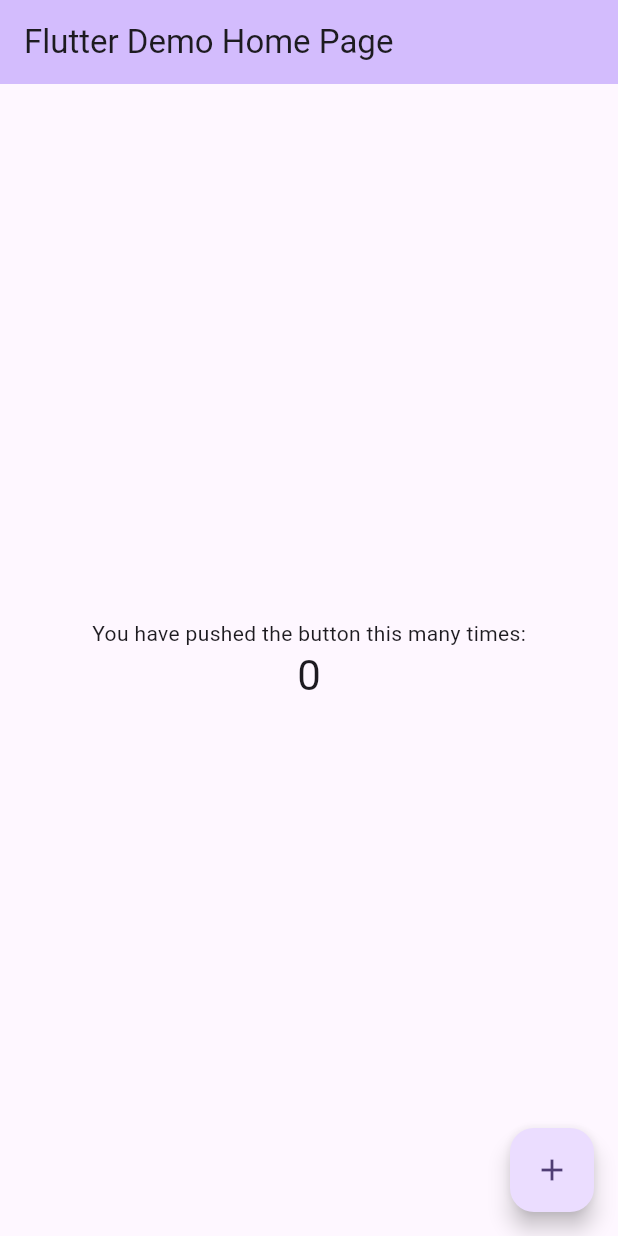
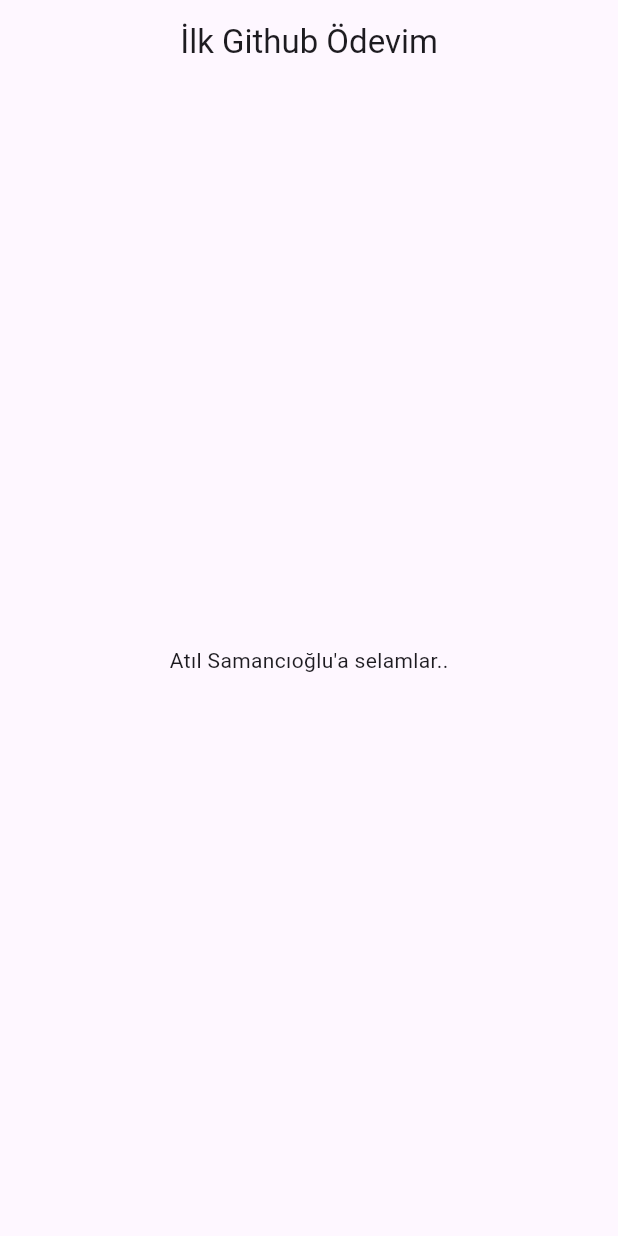
Before and after one commit to HaBuCo/-dev-1-notlar-m, a Flutter app: the screen it shows after launch, on a phone screen of 412 x 824 dp. Run offline on Flutter 3.47's test engine with Material 2 defaults, Android fonts, the phone set to English and light mode, and no system bars.

Commit message:
Home_Page oluşturuldu.
Homepage oluşturdu.
Appbar ve body kısmı oluşturuldu.

```diff
--- /dev/null
+++ b/odev1notlar/lib/home_page.dart
@@ -0,0 +1,18 @@
+import 'package:flutter/material.dart';
+
+class Home_Page extends StatelessWidget {
+  const Home_Page({super.key});
+
+  @override
+  Widget build(BuildContext context) {
+    return Scaffold(
+      appBar: AppBar(
+        title: Text('İlk Github Ödevim'),
+        centerTitle: true,
+      ),
+      body: Center(
+        child: Text("Atıl Samancıoğlu'a selamlar.."),
+      ),
+    );
+  }
+}
--- a/odev1notlar/lib/main.dart
+++ b/odev1notlar/lib/main.dart
@@ -1,4 +1,5 @@
 import 'package:flutter/material.dart';
+import 'package:odev1notlar/home_page.dart';
 
 void main() {
   runApp(const MyApp());
@@ -6,120 +7,15 @@ void main() {
 
 class MyApp extends StatelessWidget {
   const MyApp({super.key});
-
-  // This widget is the root of your application.
   @override
   Widget build(BuildContext context) {
     return MaterialApp(
       title: 'Flutter Demo',
       theme: ThemeData(
-        // This is the theme of your application.
-        //
-        // TRY THIS: Try running your application with "flutter run". You'll see
-        // the application has a blue toolbar. Then, without quitting the app,
-        // try changing the seedColor in the colorScheme below to Colors.green
-        // and then invoke "hot reload" (save your changes or press the "hot
-        // reload" button in a Flutter-supported IDE, or press "r" if you used
-        // the command line to start the app).
-        //
-        // Notice that the counter didn't reset back to zero; the application
-        // state is not lost during the reload. To reset the state, use hot
-        // restart instead.
-        //
-        // This works for code too, not just values: Most code changes can be
-        // tested with just a hot reload.
         colorScheme: ColorScheme.fromSeed(seedColor: Colors.deepPurple),
         useMaterial3: true,
       ),
-      home: const MyHomePage(title: 'Flutter Demo Home Page'),
+      home: const Home_Page(),
     );
   }
 }
-
-class MyHomePage extends StatefulWidget {
-  const MyHomePage({super.key, required this.title});
-
-  // This widget is the home page of your application. It is stateful, meaning
-  // that it has a State object (defined below) that contains fields that affect
-  // how it looks.
-
-  // This class is the configuration for the state. It holds the values (in this
-  // case the title) provided by the parent (in this case the App widget) and
-  // used by the build method of the State. Fields in a Widget subclass are
-  // always marked "final".
-
-  final String title;
-
-  @override
-  State<MyHomePage> createState() => _MyHomePageState();
-}
-
-class _MyHomePageState extends State<MyHomePage> {
-  int _counter = 0;
-
-  void _incrementCounter() {
-    setState(() {
-      // This call to setState tells the Flutter framework that something has
-      // changed in this State, which causes it to rerun the build method below
-      // so that the display can reflect the updated values. If we changed
-      // _counter without calling setState(), then the build method would not be
-      // called again, and so nothing would appear to happen.
-      _counter++;
-    });
-  }
-
-  @override
-  Widget build(BuildContext context) {
-    // This method is rerun every time setState is called, for instance as done
-    // by the _incrementCounter method above.
-    //
-    // The Flutter framework has been optimized to make rerunning build methods
-    // fast, so that you can just rebuild anything that needs updating rather
-    // than having to individually change instances of widgets.
-    return Scaffold(
-      appBar: AppBar(
-        // TRY THIS: Try changing the color here to a specific color (to
-        // Colors.amber, perhaps?) and trigger a hot reload to see the AppBar
-        // change color while the other colors stay the same.
-        backgroundColor: Theme.of(context).colorScheme.inversePrimary,
-        // Here we take the value from the MyHomePage object that was created by
-        // the App.build method, and use it to set our appbar title.
-        title: Text(widget.title),
-      ),
-      body: Center(
-        // Center is a layout widget. It takes a single child and positions it
-        // in the middle of the parent.
-        child: Column(
-          // Column is also a layout widget. It takes a list of children and
-          // arranges them vertically. By default, it sizes itself to fit its
-          // children horizontally, and tries to be as tall as its parent.
-          //
-          // Column has various properties to control how it sizes itself and
-          // how it positions its children. Here we use mainAxisAlignment to
-          // center the children vertically; the main axis here is the vertical
-          // axis because Columns are vertical (the cross axis would be
-          // horizontal).
-          //
-          // TRY THIS: Invoke "debug painting" (choose the "Toggle Debug Paint"
-          // action in the IDE, or press "p" in the console), to see the
-          // wireframe for each widget.
-          mainAxisAlignment: MainAxisAlignment.center,
-          children: <Widget>[
-            const Text(
-              'You have pushed the button this many times:',
-            ),
-            Text(
-              '$_counter',
-              style: Theme.of(context).textTheme.headlineMedium,
-            ),
-          ],
-        ),
-      ),
-      floatingActionButton: FloatingActionButton(
-        onPressed: _incrementCounter,
-        tooltip: 'Increment',
-        child: const Icon(Icons.add),
-      ), // This trailing comma makes auto-formatting nicer for build methods.
-    );
-  }
-}
```
